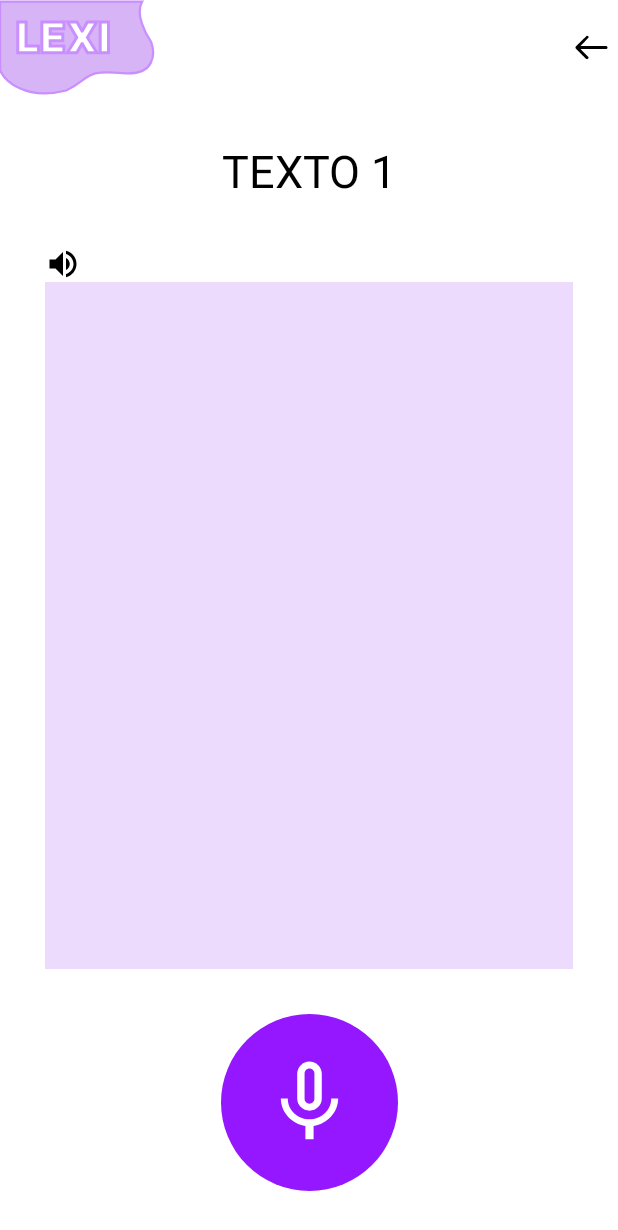
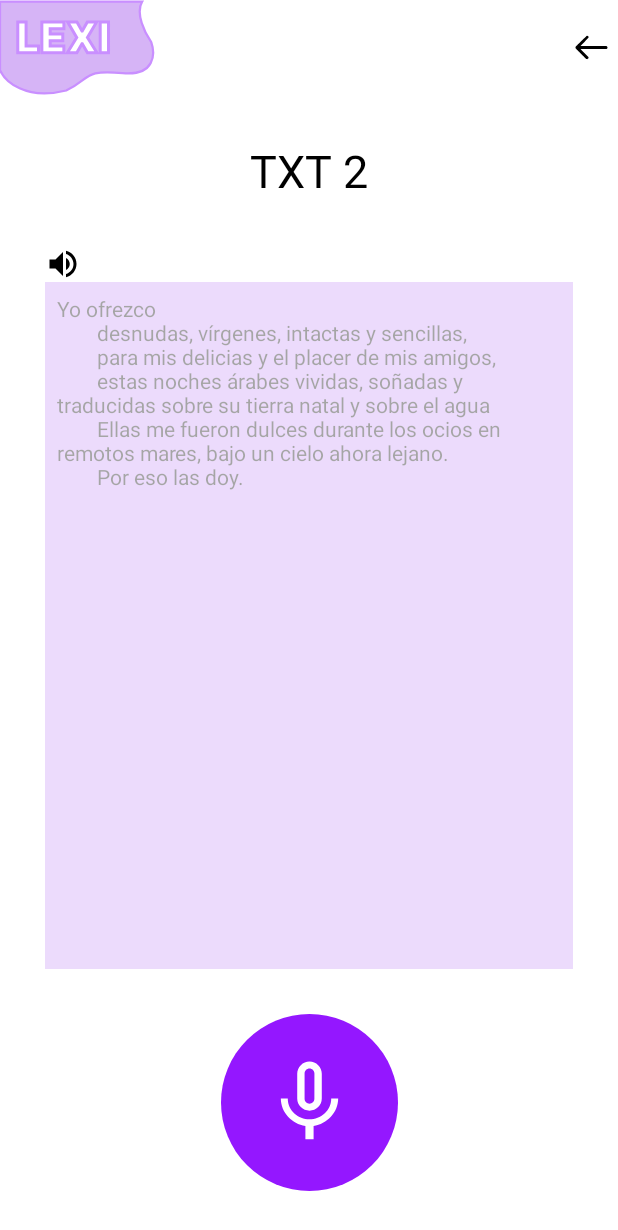
Before and after one commit to aggus011/lexi-app, an Android app: the ListTextActivity screen opened directly, with no data from a screen before it, after a tap on "TXT 2", on a phone screen of 412 x 824 dp. Shown: the top 1230 px of the screen. Run offline under Robolectric (Android 15) with nearby library versions, the phone set to English and light mode, and no system bars.

Commit message:
send text data from list text to text to read

```diff
--- a/app/build.gradle
+++ b/app/build.gradle
@@ -87,4 +87,6 @@ dependencies {
     //Livedata
     implementation 'androidx.lifecycle:lifecycle-livedata-ktx:2.4.0'
 
+    //Gson
+    implementation 'com.google.code.gson:gson:2.9.0'
 }
--- a/app/src/main/java/com/example/lexiapp/ui/games/letsread/LetsReadActivity.kt
+++ b/app/src/main/java/com/example/lexiapp/ui/games/letsread/LetsReadActivity.kt
@@ -2,16 +2,40 @@ package com.example.lexiapp.ui.games.letsread
 
 import androidx.appcompat.app.AppCompatActivity
 import android.os.Bundle
+import android.speech.tts.TextToSpeech
 import android.view.LayoutInflater
 import com.example.lexiapp.databinding.ActivityLetsReadBinding
+import com.example.lexiapp.domain.model.TextToRead
+import com.google.gson.Gson
+import java.util.*
 
 class LetsReadActivity : AppCompatActivity() {
     private lateinit var binding: ActivityLetsReadBinding
+    private lateinit var textToSpeech: TextToSpeech
 
     override fun onCreate(savedInstanceState: Bundle?) {
         super.onCreate(savedInstanceState)
 
         binding = ActivityLetsReadBinding.inflate(LayoutInflater.from(this))
         setContentView(binding.root)
+
+        val gson = Gson()
+        val textToRead = gson.fromJson(intent.getStringExtra("TextToRead"), TextToRead::class.java)
+        binding.txtNameText.text = textToRead.title
+        binding.tvText.text = textToRead.text
+
+        val language = Locale("es", "US")
+        textToSpeech = TextToSpeech(this) {
+            if (it != TextToSpeech.ERROR) {
+                textToSpeech.language = language
+            }
+        }
+
+        binding.volume.setOnClickListener {
+            if (binding.tvText.text.isNotEmpty()) {
+                textToSpeech
+                    .speak(binding.tvText.text.toString(), TextToSpeech.QUEUE_FLUSH, null)
+            }
+        }
     }
 }
--- a/app/src/main/java/com/example/lexiapp/ui/games/letsread/ListTextActivity.kt
+++ b/app/src/main/java/com/example/lexiapp/ui/games/letsread/ListTextActivity.kt
@@ -8,6 +8,7 @@ import androidx.lifecycle.ViewModelProvider
 import androidx.recyclerview.widget.LinearLayoutManager
 import com.example.lexiapp.databinding.ActivityListTextBinding
 import com.example.lexiapp.ui.adapter.TextAdapter
+import com.google.gson.Gson
 
 class ListTextActivity () : AppCompatActivity() {
     private lateinit var binding: ActivityListTextBinding
@@ -41,9 +42,12 @@ class ListTextActivity () : AppCompatActivity() {
     }
 
     private fun suscribeToVM() {
+        val gson = Gson()
         vM.listText.observe(this) { list ->
             binding.rvText.adapter = TextAdapter(list){
-                startActivity(Intent(this, LetsReadActivity::class.java))
+                val intent = Intent(this, LetsReadActivity::class.java)
+                intent.putExtra("TextToRead", gson.toJson(it))
+                startActivity(intent)
             }
         }
     }
--- a/app/src/main/java/com/example/lexiapp/ui/games/letsread/TextViewModel.kt
+++ b/app/src/main/java/com/example/lexiapp/ui/games/letsread/TextViewModel.kt
@@ -25,13 +25,22 @@ class TextViewModel: ViewModel() {
 
     private fun getText()=
         listOf(
-            TextToRead(1,"jfidsjkjs","TXT 1"),
-            TextToRead(2,"jfidsjkmvnlfkmvlkx00js","TXT 2"),
-            TextToRead(3,"jsfdscsdcfidsjkjs","TXT 3"),
-            TextToRead(4,"jvdfvdfvfidsjkjs","TXT 4"),
-            TextToRead(5,"jfidsjvdsvdsvfdkjs","TXT 5"),
-            TextToRead(6,"jffdsfdsvdfidsjkjs","TXT 6"),
-            TextToRead(7,"jfidsjkjsgfdfvfgnhg","TXT 7"),
+            TextToRead(1, "jfidsjkjs", "TXT 1"),
+            TextToRead(
+                2,
+                        """Yo ofrezco
+        desnudas, vírgenes, intactas y sencillas,
+        para mis delicias y el placer de mis amigos,
+        estas noches árabes vividas, soñadas y traducidas sobre su tierra natal y sobre el agua
+        Ellas me fueron dulces durante los ocios en remotos mares, bajo un cielo ahora lejano.
+        Por eso las doy.""".trimMargin(),
+                "TXT 2"
+            ),
+            TextToRead(3, "jsfdscsdcfidsjkjs", "TXT 3"),
+            TextToRead(4, "jvdfvdfvfidsjkjs", "TXT 4"),
+            TextToRead(5, "jfidsjvdsvdsvfdkjs", "TXT 5"),
+            TextToRead(6, "jffdsfdsvdfidsjkjs", "TXT 6"),
+            TextToRead(7, "jfidsjkjsgfdfvfgnhg", "TXT 7"),
         )
 
 }
--- a/app/src/main/res/layout/activity_lets_read.xml
+++ b/app/src/main/res/layout/activity_lets_read.xml
@@ -58,6 +58,7 @@
         android:layout_marginHorizontal="30dp"
         android:layout_marginBottom="30dp">
         <TextView
+            android:id="@+id/tvText"
             android:layout_margin="8dp"
             android:layout_width="match_parent"
             android:layout_height="wrap_content"
```
